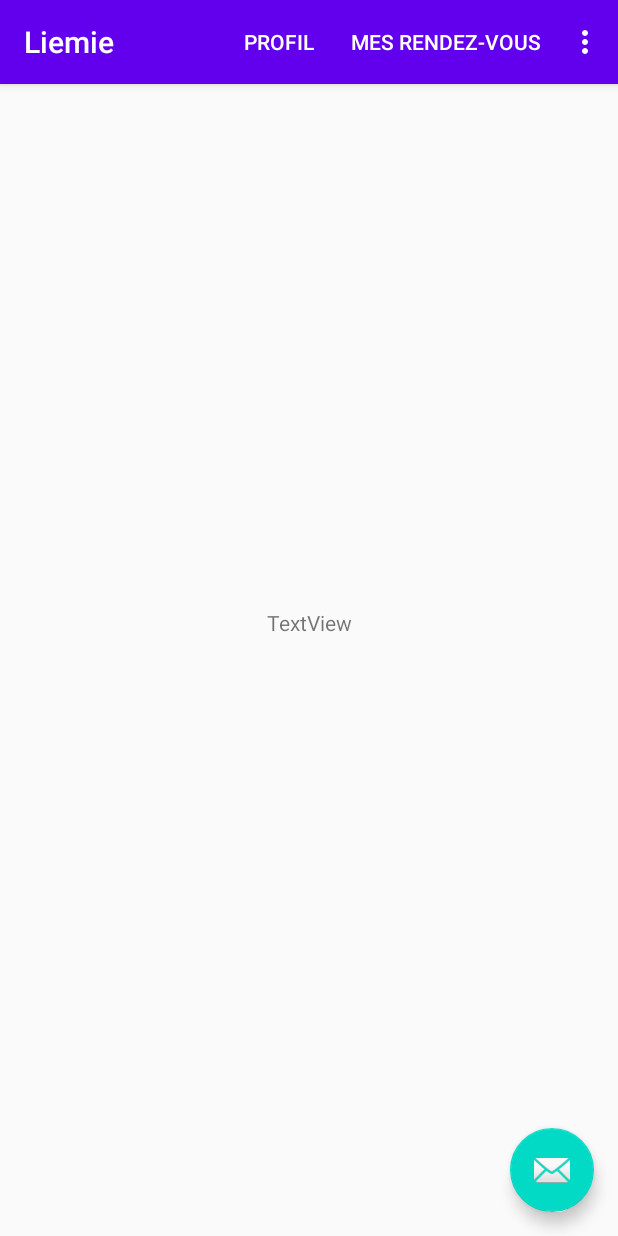
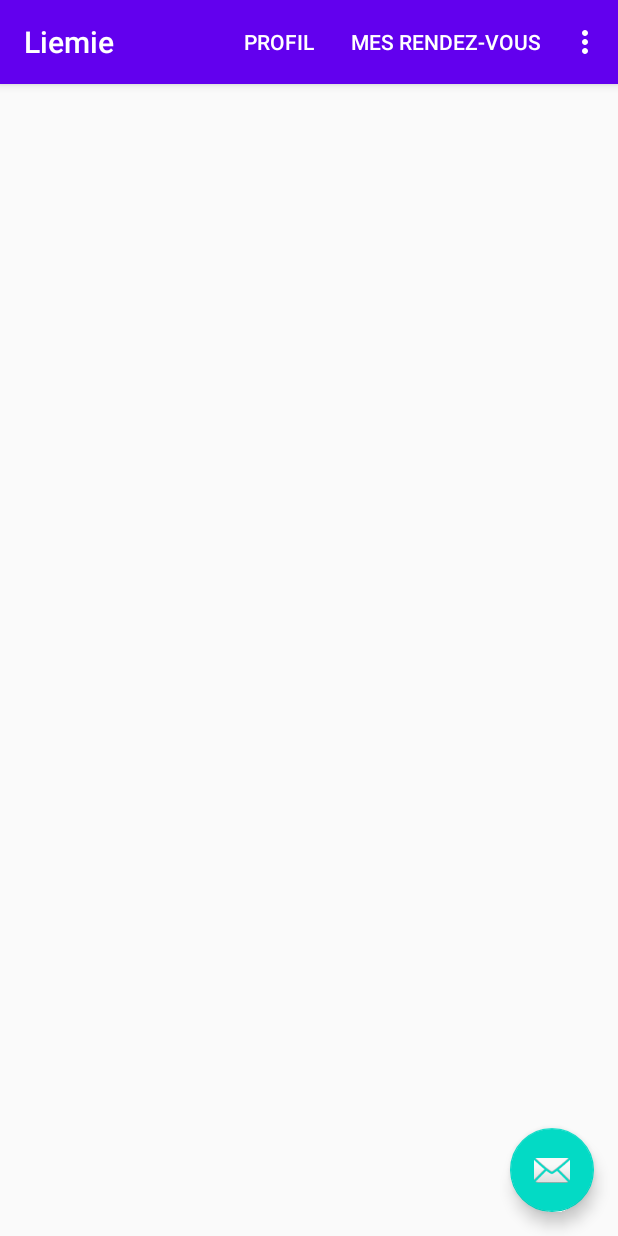
Before and after one commit to Mromeo56/Liemie-okhttp, an Android app: the screen it shows after launch (MainActivity), after a tap on "MES RENDEZ-VOUS", on a phone screen of 412 x 824 dp. Run offline under Robolectric (Android 15) with nearby library versions, the phone set to English and light mode, and no system bars.

```diff
--- a/app/src/main/java/com/example/liemie/MainActivity.java
+++ b/app/src/main/java/com/example/liemie/MainActivity.java
@@ -1,11 +1,15 @@
 package com.example.liemie;
 
+import android.content.Intent;
 import android.net.Uri;
+import android.os.Build;
 import android.os.Bundle;
+import android.provider.Settings;
 import android.view.Menu;
 import android.view.MenuItem;
 import android.view.View;
 import android.widget.Button;
+import android.widget.EditText;
 import android.widget.TextView;
 import android.widget.Toast;
 
@@ -16,8 +20,10 @@ import java.util.ArrayList;
 import android.app.AlertDialog;
 import android.content.DialogInterface;
 
+import androidx.annotation.RequiresApi;
 import androidx.appcompat.app.AppCompatActivity;
 import androidx.appcompat.widget.Toolbar;
+import androidx.core.app.ActivityCompat;
 import androidx.fragment.app.Fragment;
 
 import okhttp3.OkHttpClient;
@@ -29,10 +35,14 @@ public class MainActivity extends AppCompatActivity implements LoginFragment.OnF
     private OkHttpClient client;
     private Fragment login;
 
+
     @Override
     protected void onCreate(Bundle savedInstanceState) {
         super.onCreate(savedInstanceState);
         setContentView(R.layout.activity_main);
+
+
+
 
 
         login = (Fragment) getSupportFragmentManager().findFragmentById(R.id.login_frgm);
@@ -42,6 +52,10 @@ public class MainActivity extends AppCompatActivity implements LoginFragment.OnF
         bOk.setOnClickListener(new View.OnClickListener() {
             @Override
             public void onClick(View view) {
+                EditText id;
+                EditText mdp;
+                id = findViewById(R.id.editText_id);
+                mdp = findViewById(R.id.editText_password);
                 Toast.makeText(getApplicationContext(),    "clic sur ok", Toast.LENGTH_SHORT
                 ).show();
             }
@@ -55,8 +69,6 @@ public class MainActivity extends AppCompatActivity implements LoginFragment.OnF
         });
 
         OkHttpClient client = new OkHttpClient();
-
-       mTextViewResult = findViewById(R.id.textview_result);
 
         /*String url = "http://waraliens.ddns.net/api/";
         //http://www.btssio-carcouet.fr/ppe4/public/connect2/
@@ -76,8 +88,6 @@ public class MainActivity extends AppCompatActivity implements LoginFragment.OnF
         setSupportActionBar(toolbar);
 
     }
-
-
 
     @Override
     public boolean onCreateOptionsMenu(Menu menu) {
@@ -106,8 +116,6 @@ public class MainActivity extends AppCompatActivity implements LoginFragment.OnF
             case R.id.action_liste_rdv:
                 Toast.makeText(getApplicationContext(),	"clic sur act4",Toast.LENGTH_SHORT).show();
                 return true;
-            case R.id.action_settings:
-                return true;
             default:
                 return super.onOptionsItemSelected(item);
         }
--- a/app/src/main/res/layout/activity_main.xml
+++ b/app/src/main/res/layout/activity_main.xml
@@ -6,13 +6,6 @@
     android:layout_height="match_parent"
     tools:context=".MainActivity">
 
-    <TextView
-        android:id="@+id/textview_result"
-        android:layout_width="wrap_content"
-        android:layout_height="70dp"
-        android:text="TextView"
-        app:layout_anchor="@+id/include"
-        app:layout_anchorGravity="center" />
 
     <com.google.android.material.appbar.AppBarLayout
         android:layout_width="match_parent"
--- a/app/src/main/res/menu/menu_main.xml
+++ b/app/src/main/res/menu/menu_main.xml
@@ -21,12 +21,6 @@
         app:showAsAction="ifRoom|withText" />
 
     <item
-        android:id="@+id/action_settings"
-        android:orderInCategory="100"
-        android:title="@string/action_settings"
-        app:showAsAction="ifRoom|withText" />
-
-    <item
         android:id="@+id/action_import"
         android:orderInCategory="100"
         android:title="@string/action_import"
```
